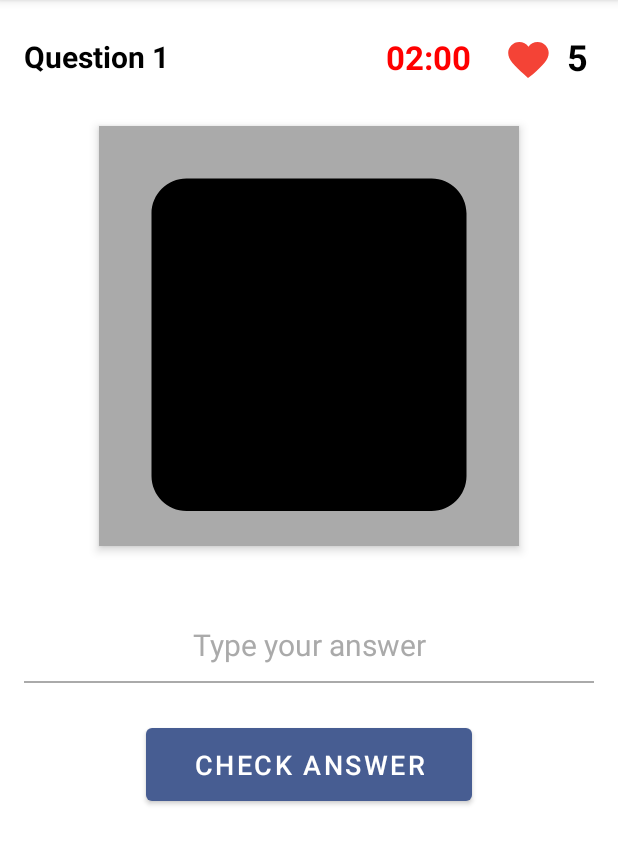
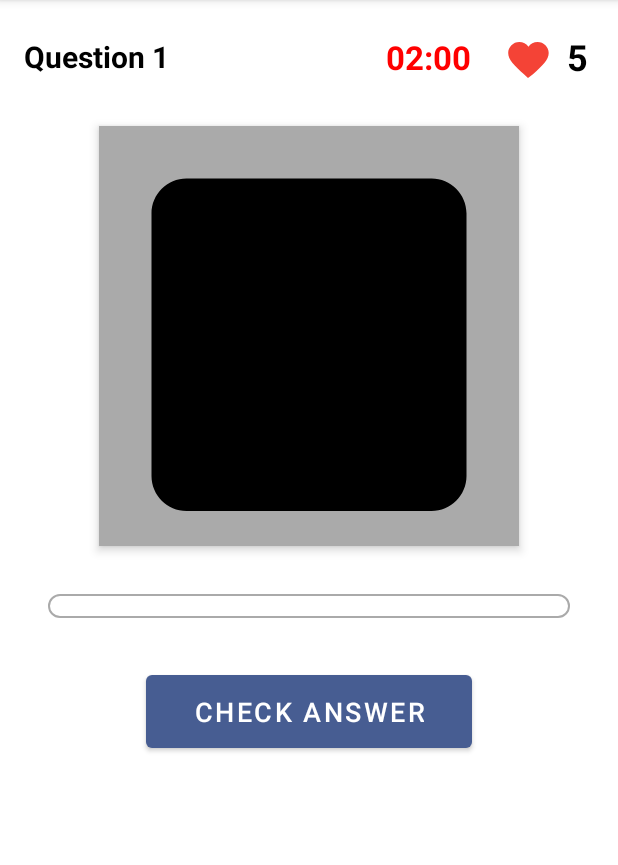
Before and after one commit to KizuAnee/Projek_Android, an Android app: the GameActivity screen opened directly, with no data from a screen before it, on a phone screen of 412 x 824 dp, the part 84-949 px from its top. Run offline under Robolectric (Android 15) with nearby library versions, the phone set to English and light mode, and no system bars; pictures from the network do not load; 3 statements that could not run were skipped.

Commit message:
Aplikasi Utuh sudah bisa masuk level perlu penyesuaian soal dan layout konten inti

```diff
--- /dev/null
+++ b/app/src/main/res/drawable/question_text_background.xml
@@ -0,0 +1,6 @@
+<?xml version="1.0" encoding="utf-8"?>
+<shape xmlns:android="http://schemas.android.com/apk/res/android">
+    <solid android:color="@android:color/transparent"/>
+    <stroke android:color="@android:color/darker_gray" android:width="1dp"/>
+    <corners android:radius="8dp"/>
+</shape>
--- a/app/src/main/res/layout/activity_game.xml
+++ b/app/src/main/res/layout/activity_game.xml
@@ -54,31 +54,21 @@
         android:src="@drawable/ic_placeholder_image"
         android:background="@android:color/darker_gray"
         android:contentDescription="Question Image"
-        android:layout_marginBottom="40dp"
+        android:layout_marginBottom="32dp"
         android:elevation="4dp"/>
 
     <LinearLayout
-        android:id="@+id/llAnswerInput"
+        android:id="@+id/llQuestionContainer"
         android:layout_width="match_parent"
         android:layout_height="wrap_content"
+        android:layout_marginHorizontal="16dp"
+        android:layout_marginBottom="32dp"
         android:orientation="horizontal"
-        android:gravity="center"
-        android:layout_marginBottom="24dp">
-        <EditText
-            android:id="@+id/etAnswer"
-            android:layout_width="0dp"
-            android:layout_height="wrap_content"
-            android:layout_weight="1"
-            android:hint="Type your answer"
-            android:inputType="textNoSuggestions"
-            android:maxLength="20"
-            android:gravity="center"
-            android:textSize="20sp"
-            android:paddingVertical="12dp"
-            android:background="@drawable/underline_edit_text"
-            android:textColor="@color/black"
-            android:textColorHint="@android:color/darker_gray"/>
-    </LinearLayout>
+        android:gravity="center_horizontal"
+        android:background="@drawable/question_text_background"
+        android:padding="8dp"
+        android:wrapWith="horizontal"
+        />
 
     <Button
         android:id="@+id/btnCheckAnswer"
```
Also changed, not shown: app/src/main/java/com/example/myapplication/model/data/Question.java (+6 -2 lines), app/src/main/java/com/example/myapplication/model/repository/GameRepository.java (+41 -23 lines), app/src/main/java/com/example/myapplication/view/activity/GameActivity.java (+18 -0 lines).
